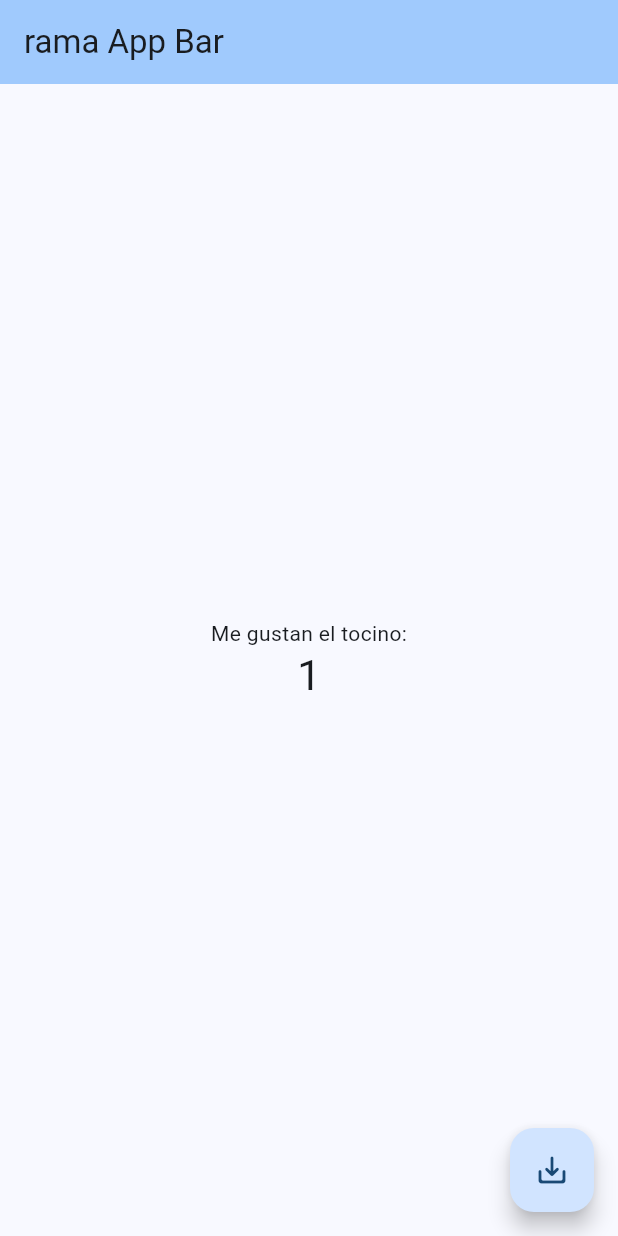
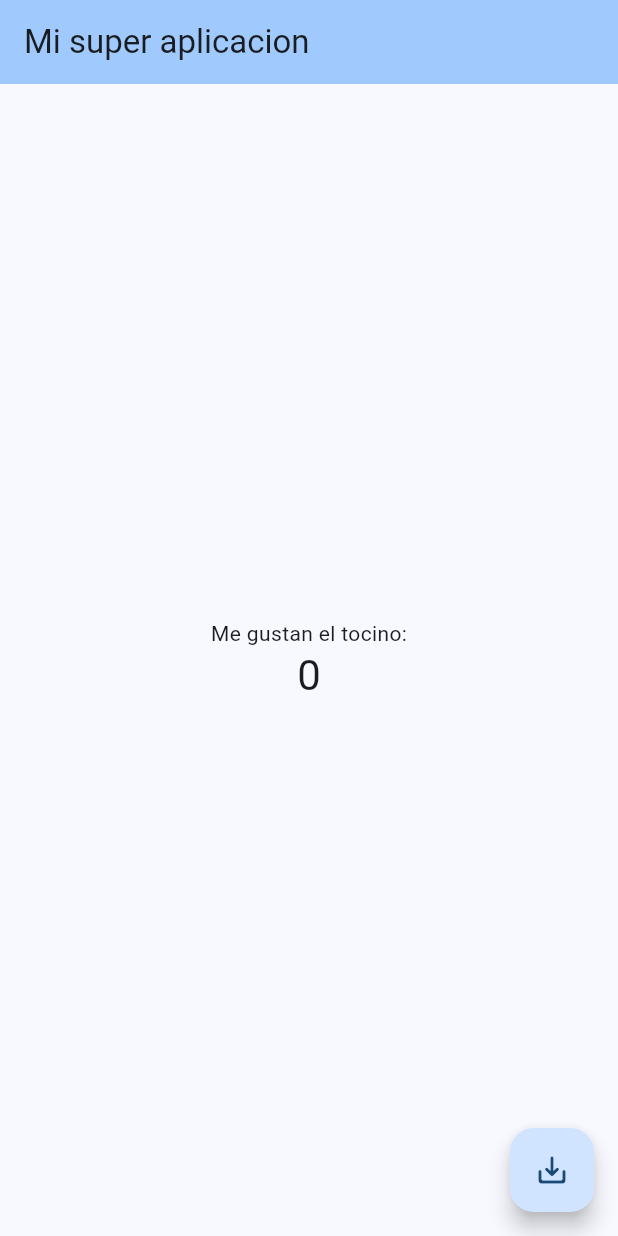
Before and after one commit to IGerardoJR/AppCursoGit, a Flutter app: the MyHomePage screen opened directly, after a tap on the "save alt" icon, on a phone screen of 412 x 824 dp. Run offline on Flutter 3.47's test engine with Material 2 defaults, Android fonts, the phone set to English and light mode, and no system bars.

Commit message:
Elimine una linea innecesaria, c=0

```diff
--- a/lib/main.dart
+++ b/lib/main.dart
@@ -16,7 +16,7 @@ class MyApp extends StatelessWidget {
         colorScheme: ColorScheme.fromSeed(seedColor: Colors.blue),
         useMaterial3: true,
       ),
-      home: const MyHomePage(title: 'rama App Bar'),
+      home: const MyHomePage(title: 'Mi super aplicacion'),
     );
   }
 }
@@ -34,7 +34,6 @@ class MyHomePage extends StatefulWidget {
   // always marked "final".
 
   final String title;
-  final String texto = "Marmando estuvo aqui";
   @override
   State<MyHomePage> createState() => _MyHomePageState();
 }
@@ -49,7 +48,7 @@ class _MyHomePageState extends State<MyHomePage> {
       // so that the display can reflect the updated values. If we changed
       // _counter without calling setState(), then the build method would not be
       // called again, and so nothing would appear to happen.
-      _counter++;
+      _counter += 0;
     });
   }
 
```
